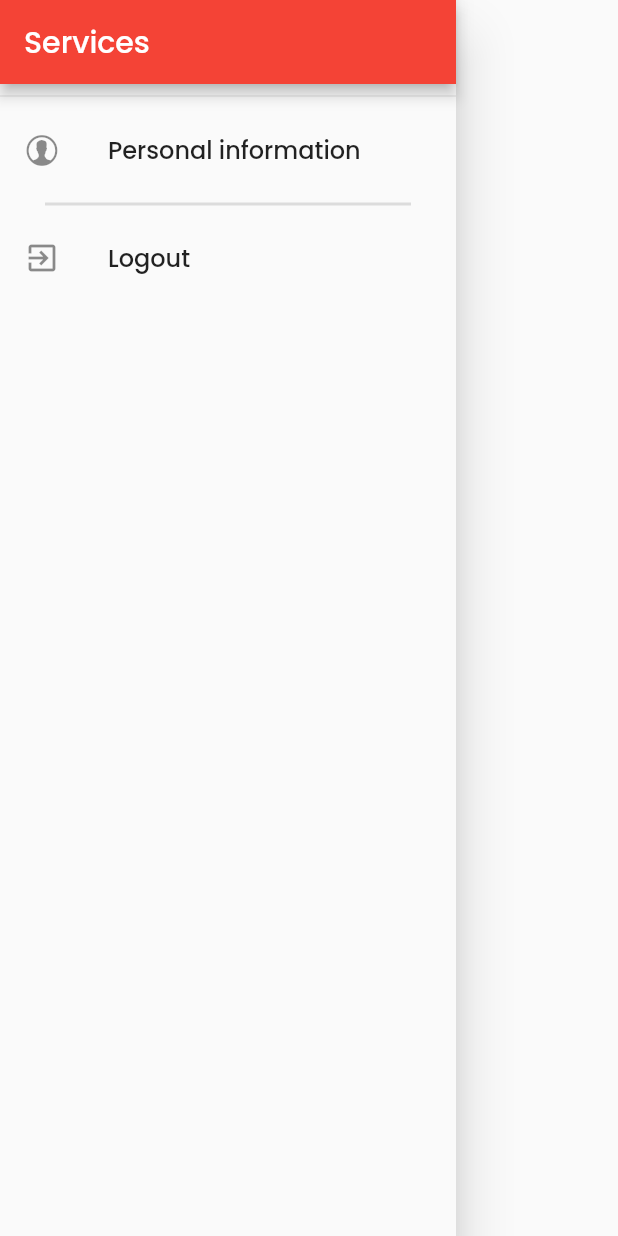
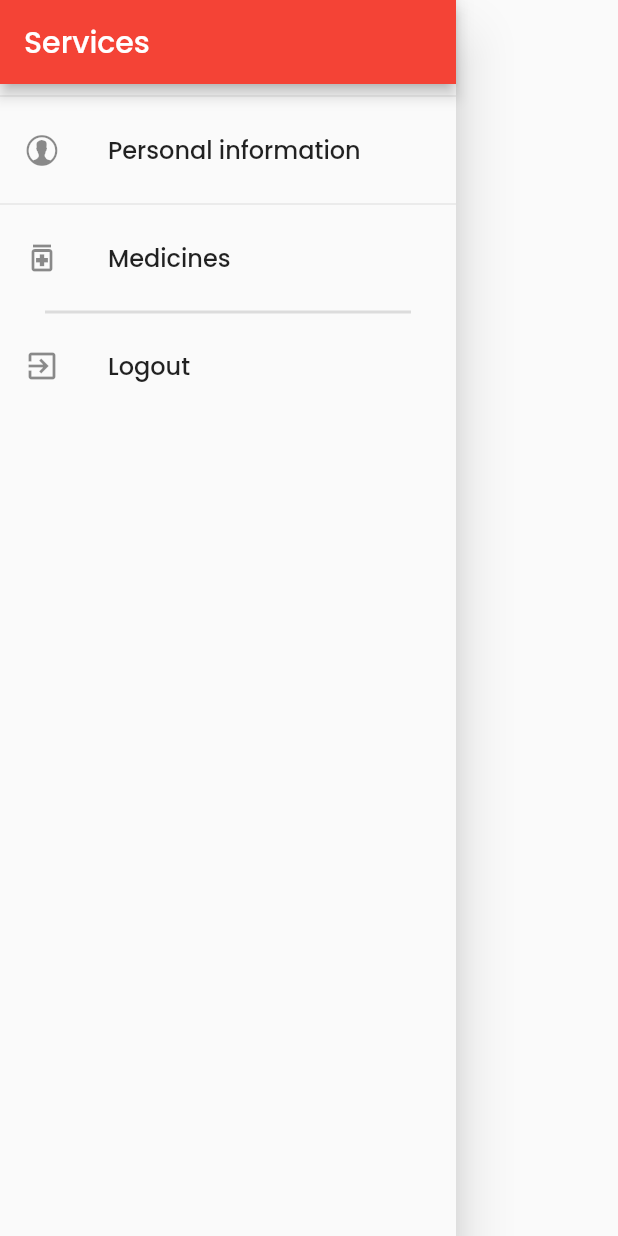
Before and after one commit to rafalapetina/software-engineering-proj, a Flutter app: the AppDrawer widget shown alone on an empty page, opened directly, on a phone screen of 412 x 824 dp. Run offline on Flutter 3.47's test engine with Material 2 defaults, Android fonts, the phone set to English and light mode, and no system bars; our stand-ins replace cloud_firestore, firebase_auth; accounts and stored records are empty; network calls fail.

Commit message:
Added Medicines and "agendar exame"

```diff
--- a/lib/main.dart
+++ b/lib/main.dart
@@ -3,10 +3,12 @@ import 'package:flutter/material.dart';
 import 'package:health_app/helpers/custom_route.dart';
 import 'package:health_app/screens/appointment_screen.dart';
 import 'package:health_app/screens/auth_screen.dart';
+import 'package:health_app/screens/exams_screen.dart';
 import 'package:health_app/screens/history_screen.dart';
 import 'package:health_app/screens/pre_register_screen.dart';
 import 'package:health_app/screens/register_info_screen.dart';
 import 'package:health_app/screens/services_screen.dart';
+import 'package:health_app/screens/medicines_screen.dart';
 
 void main() {
   runApp(MyApp());
@@ -62,6 +64,8 @@ class MyApp extends StatelessWidget {
         ServicesScreen.routeName: (ctx) => ServicesScreen(),
         AppointmentScreen.routeName: (ctx) => AppointmentScreen(),
         HistoryScreen.routeName: (ctx) => HistoryScreen(),
+        ExamsScreen.routeName: (ctx) => ExamsScreen(),
+        MedicinesScreen.routeName: (ctx) => MedicinesScreen(),
       },
     );
   }
--- /dev/null
+++ b/lib/screens/medicines_data.dart
@@ -0,0 +1,22 @@
+import 'package:flutter/material.dart';
+
+class MedicinesData {
+  static final getData = [
+    Text(
+      'Decadron 2x day',
+      style: const TextStyle(fontWeight: FontWeight.w500),
+    ),
+    Text(
+      'Paracetamol 1x day',
+      style: const TextStyle(fontWeight: FontWeight.w500),
+    ),
+    Text(
+      'Nimesulida 3x day',
+      style: const TextStyle(fontWeight: FontWeight.w500),
+    ),
+    Text(
+      'Acarbose 1x week',
+      style: const TextStyle(fontWeight: FontWeight.w500),
+    )
+  ];
+}
--- a/lib/screens/services_screen.dart
+++ b/lib/screens/services_screen.dart
@@ -3,6 +3,7 @@ import 'package:health_app/screens/appointment_screen.dart';
 import 'package:health_app/widgets/app_drawer_widget.dart';
 import 'package:health_app/widgets/service_item.dart';
 import 'package:health_app/screens/history_screen.dart';
+import 'package:health_app/screens/exams_screen.dart';
 
 class ServicesScreen extends StatelessWidget {
   static const routeName = '/services';
@@ -28,9 +29,9 @@ class ServicesScreen extends StatelessWidget {
             AppointmentScreen.routeName,
           ),
           ServiceItem(
-            'Receitas Médicas',
+            'Agendar Exames',
             'https://encrypted-tbn0.gstatic.com/images?q=tbn:ANd9GcQR0zWtL6Zch_SCVqtkA4Wi19JYojRcRtStAA&usqp=CAU',
-            routeName,
+            ExamsScreen.routeName,
           ),
           ServiceItem(
             'Consultas Agendadas',
--- a/lib/widgets/app_drawer_widget.dart
+++ b/lib/widgets/app_drawer_widget.dart
@@ -25,6 +25,19 @@ class AppDrawer extends StatelessWidget {
               Navigator.of(context).pushNamed('/registerInfo');
             },
           ),
+          Divider(),
+          ListTile(
+            leading: Icon(Icons.medication_outlined),
+            title: Text(
+              'Medicines',
+              style: TextStyle(
+                fontSize: 16,
+              ),
+            ),
+            onTap: () {
+              Navigator.of(context).pushNamed('/medicines');
+            },
+          ),
           Divider(
             thickness: 2,
             indent: 30,
```
Also changed, not shown: lib/screens/exams_screen.dart (added, +108 -0 lines), lib/screens/medicines_screen.dart (added, +97 -0 lines).
